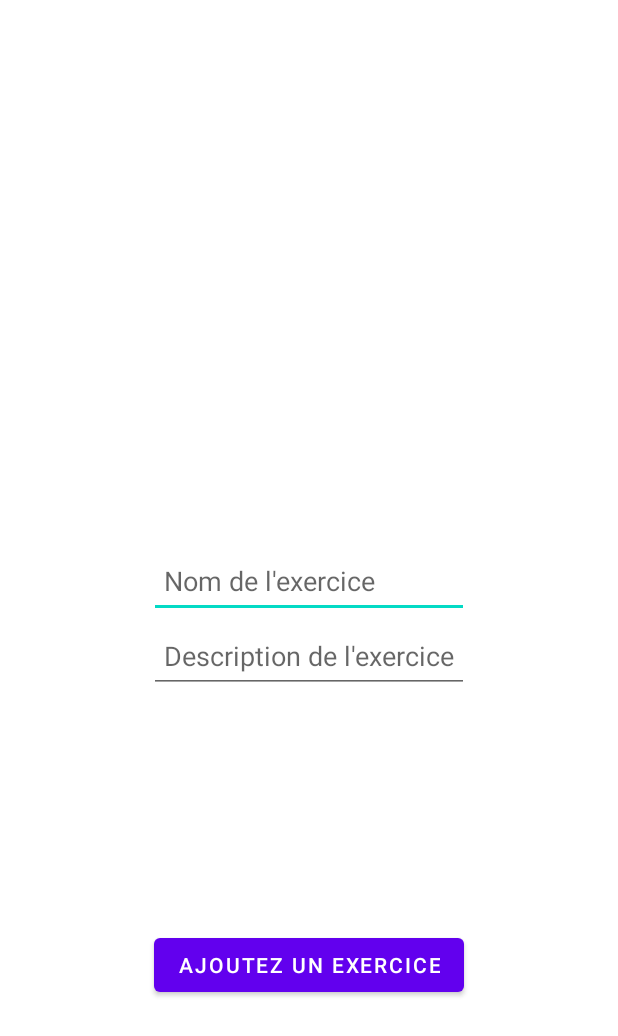
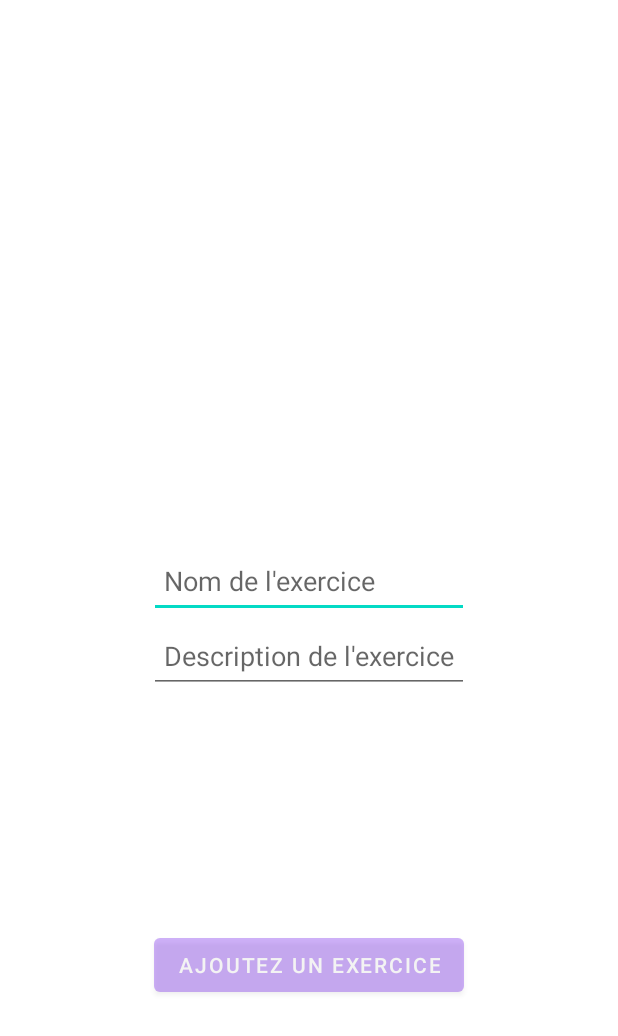
Before and after one commit to ShakaFT/save-your-train, an Android app: the AddExerciseActivity screen opened directly, with no data from a screen before it, on a phone screen of 412 x 824 dp. Shown: the top 1036 px of the screen. Run offline under Robolectric (Android 15) with nearby library versions, the phone set to English and light mode, and no system bars.

Commit message:
Add back button and disable buttons

```diff
--- a/kotlinFront/app/src/main/java/com/example/save_your_train/ui/exercises/ExerciseListAdapter.kt
+++ b/kotlinFront/app/src/main/java/com/example/save_your_train/ui/exercises/ExerciseListAdapter.kt
@@ -30,7 +30,6 @@ class ExerciseListAdapter: RecyclerView.Adapter<ExerciseListAdapter.ExerciseItem
                 binding.root.context.startActivity(intent)
             }
         }
-
     }
 
     override fun onCreateViewHolder(parent: ViewGroup, viewType: Int): ExerciseItemViewHolder {
--- a/kotlinFront/app/src/main/java/com/example/save_your_train/ui/exercises/ExercisesFragment.kt
+++ b/kotlinFront/app/src/main/java/com/example/save_your_train/ui/exercises/ExercisesFragment.kt
@@ -5,15 +5,11 @@ import android.os.Bundle
 import android.view.LayoutInflater
 import android.view.View
 import android.view.ViewGroup
-import android.widget.Toast
-import androidx.core.content.ContextCompat
 import androidx.fragment.app.Fragment
 import androidx.lifecycle.ViewModelProvider
 import androidx.recyclerview.widget.LinearLayoutManager
 import androidx.recyclerview.widget.RecyclerView
-import com.example.save_your_train.databinding.ExerciseItemLayoutBinding
 import com.example.save_your_train.databinding.FragmentExercisesBinding
-import com.example.save_your_train.ui.exercises.activeExercises.ActiveExerciseActivity
 import com.example.save_your_train.ui.exercises.addExercises.AddExerciseActivity
 
 
--- a/kotlinFront/app/src/main/java/com/example/save_your_train/ui/exercises/addExercises/AddExerciseActivity.kt
+++ b/kotlinFront/app/src/main/java/com/example/save_your_train/ui/exercises/addExercises/AddExerciseActivity.kt
@@ -1,10 +1,15 @@
 package com.example.save_your_train.ui.exercises.addExercises
 
 import android.os.Bundle
+import android.text.Editable
+import android.text.TextWatcher
+import android.widget.EditText
 import androidx.appcompat.app.AppCompatActivity
+import androidx.lifecycle.ViewModelProvider
 import com.example.save_your_train.data.AppDatabase
 import com.example.save_your_train.data.Exercise
 import com.example.save_your_train.databinding.AddExerciseLayoutBinding
+import com.example.save_your_train.disableButton
 import kotlinx.coroutines.CoroutineScope
 import kotlinx.coroutines.Dispatchers
 import kotlinx.coroutines.launch
@@ -13,12 +18,18 @@ import kotlinx.coroutines.launch
 class AddExerciseActivity : AppCompatActivity() {
 
     private lateinit var binding: AddExerciseLayoutBinding
+    private lateinit var addExerciseViewModel: AddExerciseViewModel
 
     override fun onCreate(savedInstanceState: Bundle?) {
         super.onCreate(savedInstanceState)
 
         binding = AddExerciseLayoutBinding.inflate(layoutInflater)
         setContentView(binding.root)
+
+        // showing the back button in action bar
+        supportActionBar?.setDisplayHomeAsUpEnabled(true)
+
+        addExerciseViewModel = ViewModelProvider(this)[AddExerciseViewModel::class.java]
 
         // Set Listener
         binding.exerciseAddButton.setOnClickListener {
@@ -27,6 +38,25 @@ class AddExerciseActivity : AppCompatActivity() {
                 finish() // This function returns the user on the previous page/activity
             }
         }
+        setListener(binding.exerciseNameField)
+        disableButton(binding.exerciseAddButton, true)
+    }
+
+    override fun onSupportNavigateUp(): Boolean {
+        finish()
+        return true
+    }
+
+    private fun setListener(textField: EditText) {
+        textField.addTextChangedListener(object : TextWatcher {
+
+            override fun afterTextChanged(s: Editable) {}
+            override fun beforeTextChanged(s: CharSequence, start: Int, count: Int, after: Int) {}
+
+            override fun onTextChanged(s: CharSequence, start: Int, before: Int, count: Int) {
+                addExerciseViewModel.activeButton(binding)
+            }
+        })
     }
 
     private fun insertExerciseDb() {
--- /dev/null
+++ b/kotlinFront/app/src/main/java/com/example/save_your_train/utils.kt
@@ -0,0 +1,8 @@
+package com.example.save_your_train
+
+import android.widget.Button
+
+fun disableButton(button: Button, disable: Boolean) {
+    button.isClickable = !disable
+    button.alpha = if(disable) 0.3F else 1F
+}
--- a/kotlinFront/app/src/main/res/layout/add_exercise_layout.xml
+++ b/kotlinFront/app/src/main/res/layout/add_exercise_layout.xml
@@ -52,6 +52,8 @@
             android:layout_width="wrap_content"
             android:layout_height="wrap_content"
             android:id="@+id/exerciseAddButton"
+            android:clickable="false"
+            android:alpha="0.3"
             android:text="@string/add_your_exercise"
             app:layout_constraintTop_toBottomOf="@id/addExerciseForm"
             app:layout_constraintBottom_toBottomOf="parent"
```
Also changed, not shown: kotlinFront/app/src/main/java/com/example/save_your_train/ui/exercises/activeExercises/ActiveExerciseActivity.kt (+16 -1 lines), kotlinFront/app/src/main/java/com/example/save_your_train/ui/exercises/activeExercises/ActiveExerciseViewModel.kt (+3 -5 lines), kotlinFront/app/src/main/java/com/example/save_your_train/ui/exercises/activeExercises/ExercisesCaseModel.kt (+4 -4 lines), kotlinFront/app/src/main/java/com/example/save_your_train/ui/exercises/addExercises/AddExerciseViewModel.kt (added, +35 -0 lines).
